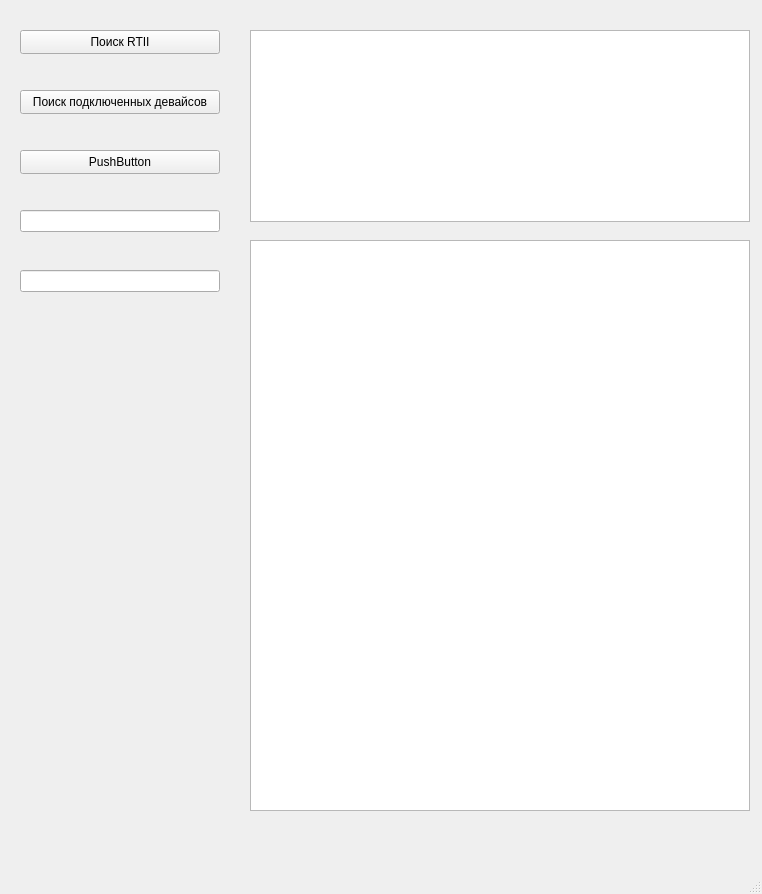
Above: _UI/main_window.ui from Miskiv-Andrew/wroc before the change. Below: the same form after it.
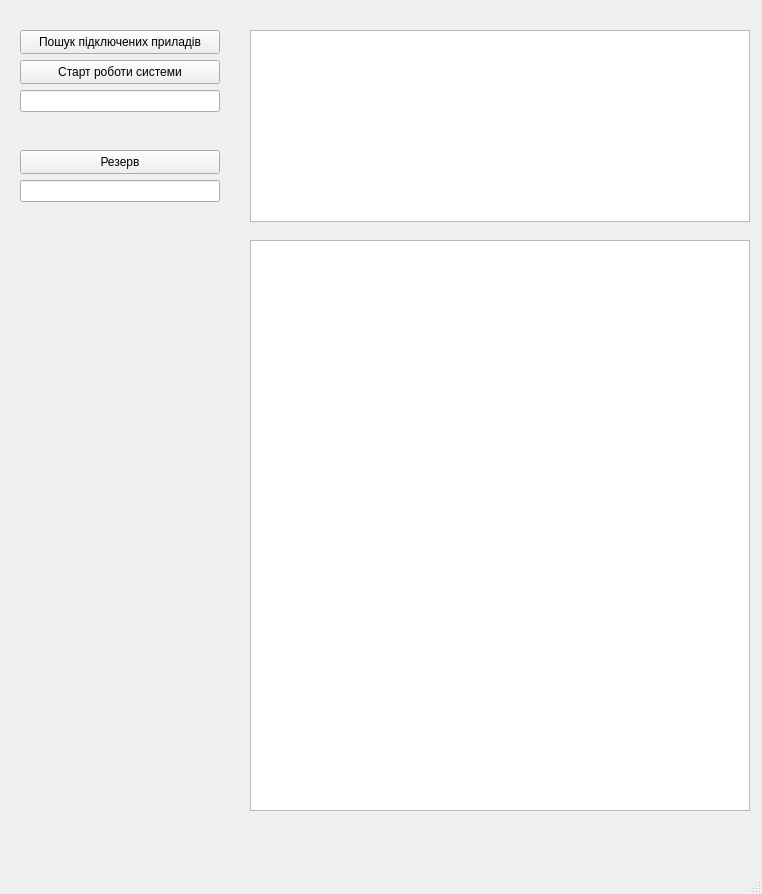
That is the form after the change.

Commit message: Оптимізовано пошук приладів та створення конфігураційних файлів

Patch:
```diff
--- a/_UI/main_window.ui
+++ b/_UI/main_window.ui
@@ -24,20 +24,20 @@
      </rect>
     </property>
     <property name="text">
-     <string>Поиск RTII</string>
+     <string>Пошук підключених приладів</string>
     </property>
    </widget>
    <widget class="QPushButton" name="pushButton_2">
     <property name="geometry">
      <rect>
       <x>20</x>
-      <y>90</y>
+      <y>60</y>
       <width>200</width>
       <height>24</height>
      </rect>
     </property>
     <property name="text">
-     <string>Поиск подключенных девайсов</string>
+     <string>Старт роботи системи</string>
     </property>
    </widget>
    <widget class="QPushButton" name="pushButton_3">
@@ -50,7 +50,7 @@
      </rect>
     </property>
     <property name="text">
-     <string>PushButton</string>
+     <string>Резерв</string>
     </property>
    </widget>
    <widget class="QTableView" name="tableView">
@@ -77,7 +77,7 @@
     <property name="geometry">
      <rect>
       <x>20</x>
-      <y>210</y>
+      <y>90</y>
       <width>200</width>
       <height>22</height>
      </rect>
@@ -87,7 +87,7 @@
     <property name="geometry">
      <rect>
       <x>20</x>
-      <y>270</y>
+      <y>180</y>
       <width>200</width>
       <height>22</height>
      </rect>
```
Left out of the diff: 4 changed lines with no effect on the pictures. The commit also changes 9 other files.
